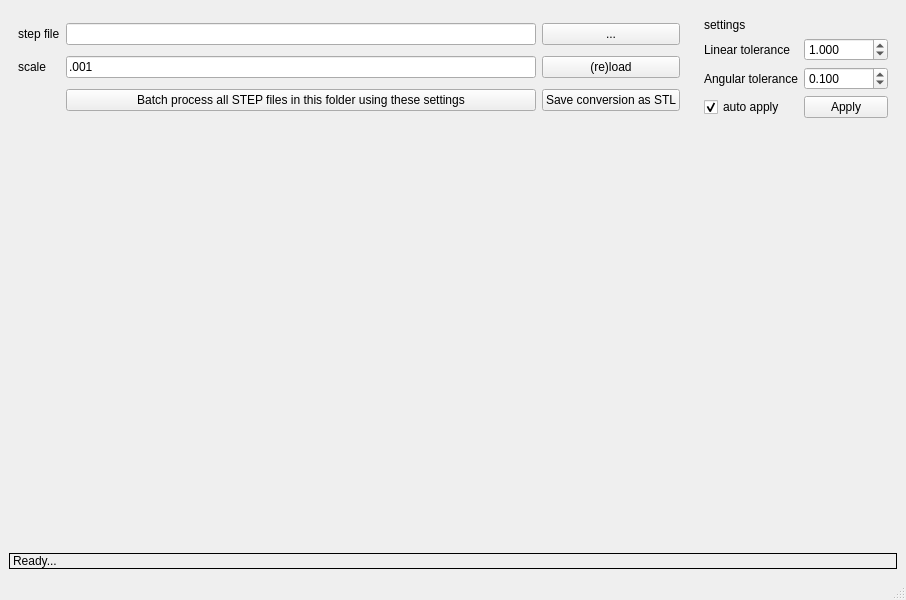
Before: the Qt Designer form guis/step_mesher.ui in RubendeBruin/pymeshup-gui, drawn with Qt 5.
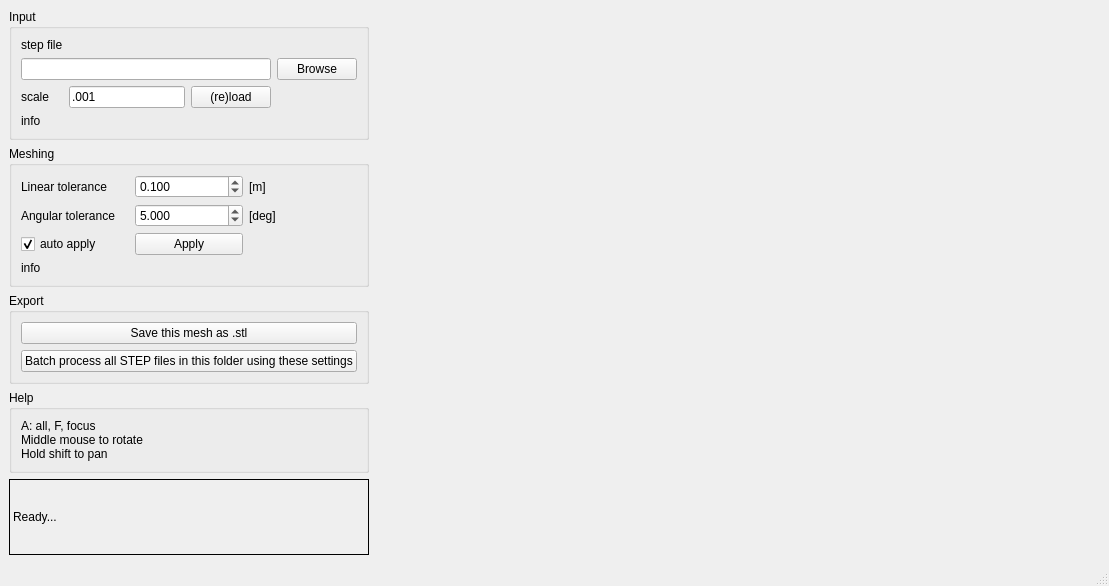
After: the same form once the commit is applied.

Commit message: Upgrades to step-mesher

Patch:
```diff
--- a/guis/step_mesher.ui
+++ b/guis/step_mesher.ui
@@ -6,8 +6,8 @@
    <rect>
     <x>0</x>
     <y>0</y>
-    <width>906</width>
-    <height>600</height>
+    <width>1109</width>
+    <height>586</height>
    </rect>
   </property>
   <property name="windowTitle">
@@ -15,14 +15,96 @@
   </property>
   <widget class="QWidget" name="centralwidget">
    <layout class="QGridLayout" name="gridLayout_2">
-    <item row="0" column="1">
-     <widget class="QWidget" name="widget_2" native="true">
+    <item row="0" column="0">
+     <widget class="QGroupBox" name="groupBox">
+      <property name="sizePolicy">
+       <sizepolicy hsizetype="Minimum" vsizetype="Preferred">
+        <horstretch>0</horstretch>
+        <verstretch>0</verstretch>
+       </sizepolicy>
+      </property>
+      <property name="title">
+       <string>Input</string>
+      </property>
+      <layout class="QGridLayout" name="gridLayout_4">
+       <item row="3" column="2">
+        <widget class="QPushButton" name="pbLoad">
+         <property name="text">
+          <string>(re)load</string>
+         </property>
+        </widget>
+       </item>
+       <item row="3" column="1">
+        <widget class="QLineEdit" name="leScale">
+         <property name="text">
+          <string>.001</string>
+         </property>
+        </widget>
+       </item>
+       <item row="3" column="0">
+        <widget class="QLabel" name="lbMessage_2">
+         <property name="text">
+          <string>scale</string>
+         </property>
+        </widget>
+       </item>
+       <item row="0" column="0">
+        <widget class="QLabel" name="label">
+         <property name="text">
+          <string>step file</string>
+         </property>
+        </widget>
+       </item>
+       <item row="7" column="0" colspan="4">
+        <widget class="QLabel" name="lbInfo">
+         <property name="text">
+          <string>info</string>
+         </property>
+        </widget>
+       </item>
+       <item row="2" column="3">
+        <widget class="QPushButton" name="pbBrowse">
+         <property name="text">
+          <string>Browse</string>
+         </property>
+        </widget>
+       </item>
+       <item row="2" column="0" colspan="3">
+        <widget class="QLineEdit" name="leFilename"/>
+       </item>
+      </layout>
+     </widget>
+    </item>
+    <item row="1" column="0">
+     <widget class="QGroupBox" name="groupBox_2">
+      <property name="sizePolicy">
+       <sizepolicy hsizetype="Minimum" vsizetype="Preferred">
+        <horstretch>0</horstretch>
+        <verstretch>0</verstretch>
+       </sizepolicy>
+      </property>
+      <property name="title">
+       <string>Meshing</string>
+      </property>
       <layout class="QGridLayout" name="gridLayout">
-       <item row="3" column="1">
-        <widget class="QDoubleSpinBox" name="dsAngTol">
+       <item row="0" column="0">
+        <widget class="QLabel" name="label_3">
+         <property name="text">
+          <string>Linear tolerance</string>
+         </property>
+        </widget>
+       </item>
+       <item row="0" column="1">
+        <widget class="QDoubleSpinBox" name="dsLinTol">
          <property name="decimals">
           <number>3</number>
          </property>
+         <property name="minimum">
+          <double>0.000000000000000</double>
+         </property>
+         <property name="maximum">
+          <double>10000.000000000000000</double>
+         </property>
          <property name="singleStep">
           <double>0.010000000000000</double>
          </property>
@@ -31,14 +113,41 @@
          </property>
         </widget>
        </item>
-       <item row="3" column="0">
+       <item row="0" column="2">
+        <widget class="QLabel" name="label_5">
+         <property name="text">
+          <string>[m]</string>
+         </property>
+        </widget>
+       </item>
+       <item row="1" column="0">
         <widget class="QLabel" name="label_4">
          <property name="text">
           <string>Angular tolerance</string>
          </property>
         </widget>
        </item>
-       <item row="4" column="0">
+       <item row="1" column="1">
+        <widget class="QDoubleSpinBox" name="dsAngTol">
+         <property name="decimals">
+          <number>3</number>
+         </property>
+         <property name="singleStep">
+          <double>1.000000000000000</double>
+         </property>
+         <property name="value">
+          <double>5.000000000000000</double>
+         </property>
+        </widget>
+       </item>
+       <item row="1" column="2">
+        <widget class="QLabel" name="label_6">
+         <property name="text">
+          <string>[deg]</string>
+         </property>
+        </widget>
+       </item>
+       <item row="2" column="0">
         <widget class="QCheckBox" name="chAutoApply">
          <property name="text">
           <string>auto apply</string>
@@ -49,120 +158,96 @@
         </widget>
        </item>
        <item row="2" column="1">
-        <widget class="QDoubleSpinBox" name="dsLinTol">
-         <property name="decimals">
-          <number>3</number>
-         </property>
-         <property name="minimum">
-          <double>0.000000000000000</double>
-         </property>
-         <property name="maximum">
-          <double>10000.000000000000000</double>
-         </property>
-         <property name="singleStep">
-          <double>0.010000000000000</double>
-         </property>
-         <property name="value">
-          <double>1.000000000000000</double>
-         </property>
-        </widget>
-       </item>
-       <item row="4" column="1">
         <widget class="QPushButton" name="pbApply">
          <property name="text">
           <string>Apply</string>
          </property>
         </widget>
        </item>
-       <item row="2" column="0">
-        <widget class="QLabel" name="label_3">
+       <item row="3" column="0">
+        <widget class="QLabel" name="lbInfoMesh">
          <property name="text">
-          <string>Linear tolerance</string>
-         </property>
-        </widget>
-       </item>
-       <item row="1" column="0">
-        <widget class="QLabel" name="label_2">
-         <property name="text">
-          <string>settings</string>
+          <string>info</string>
          </property>
         </widget>
        </item>
       </layout>
      </widget>
     </item>
-    <item row="1" column="0" colspan="2">
+    <item row="0" column="1" rowspan="5" colspan="2">
      <widget class="QWidget" name="view3d" native="true">
       <property name="sizePolicy">
-       <sizepolicy hsizetype="Preferred" vsizetype="MinimumExpanding">
-        <horstretch>0</horstretch>
+       <sizepolicy hsizetype="MinimumExpanding" vsizetype="MinimumExpanding">
+        <horstretch>1</horstretch>
         <verstretch>0</verstretch>
        </sizepolicy>
       </property>
      </widget>
     </item>
-    <item row="2" column="0" colspan="2">
+    <item row="4" column="0">
      <widget class="QLabel" name="lbFeedback">
+      <property name="sizePolicy">
+       <sizepolicy hsizetype="Minimum" vsizetype="Minimum">
+        <horstretch>0</horstretch>
+        <verstretch>0</verstretch>
+       </sizepolicy>
+      </property>
       <property name="frameShape">
        <enum>QFrame::Shape::Box</enum>
       </property>
       <property name="text">
        <string>Ready...</string>
       </property>
+      <property name="wordWrap">
+       <bool>true</bool>
+      </property>
      </widget>
     </item>
-    <item row="0" column="0">
-     <widget class="QWidget" name="widget" native="true">
-      <layout class="QGridLayout" name="gridLayout_3">
-       <item row="0" column="0">
-        <widget class="QLabel" name="label">
+    <item row="2" column="0">
+     <widget class="QGroupBox" name="groupBox_3">
+      <property name="sizePolicy">
+       <sizepolicy hsizetype="Minimum" vsizetype="Preferred">
+        <horstretch>0</horstretch>
+        <verstretch>0</verstretch>
+       </sizepolicy>
+      </property>
+      <property name="title">
+       <string>Export</string>
+      </property>
+      <layout class="QVBoxLayout" name="verticalLayout">
+       <item>
+        <widget class="QPushButton" name="pbSave">
          <property name="text">
-          <string>step file</string>
+          <string>Save this mesh as .stl</string>
          </property>
         </widget>
        </item>
-       <item row="0" column="1">
-        <widget class="QLineEdit" name="leFilename"/>
-       </item>
-       <item row="0" column="2">
-        <widget class="QPushButton" name="pbBrowse">
-         <property name="text">
-          <string>...</string>
-         </property>
-        </widget>
-       </item>
-       <item row="1" column="1">
-        <widget class="QLineEdit" name="leScale">
-         <property name="text">
-          <string>.001</string>
-         </property>
-        </widget>
-       </item>
-       <item row="1" column="0">
-        <widget class="QLabel" name="lbMessage_2">
-         <property name="text">
-          <string>scale</string>
-         </property>
-        </widget>
-       </item>
-       <item row="3" column="1">
+       <item>
         <widget class="QPushButton" name="pbBatch">
          <property name="text">
           <string>Batch process all STEP files in this folder using these settings</string>
          </property>
         </widget>
        </item>
-       <item row="3" column="2">
-        <widget class="QPushButton" name="pbSave">
+      </layout>
+     </widget>
+    </item>
+    <item row="3" column="0">
+     <widget class="QGroupBox" name="groupBox_4">
+      <property name="sizePolicy">
+       <sizepolicy hsizetype="Minimum" vsizetype="Preferred">
+        <horstretch>0</horstretch>
+        <verstretch>0</verstretch>
+       </sizepolicy>
+      </property>
+      <property name="title">
+       <string>Help</string>
+      </property>
+      <layout class="QVBoxLayout" name="verticalLayout_2">
+       <item>
+        <widget class="QLabel" name="label_2">
          <property name="text">
-          <string>Save conversion as STL</string>
-         </property>
-        </widget>
-       </item>
-       <item row="1" column="2">
-        <widget class="QPushButton" name="pbLoad">
-         <property name="text">
-          <string>(re)load</string>
+          <string>A: all, F, focus&lt;br&gt;Middle mouse to rotate&lt;br&gt;Hold shift to pan</string>
          </property>
         </widget>
        </item>
```
Left out of the diff: 14 changed lines with no effect on the pictures. The commit also changes 6 other files.
